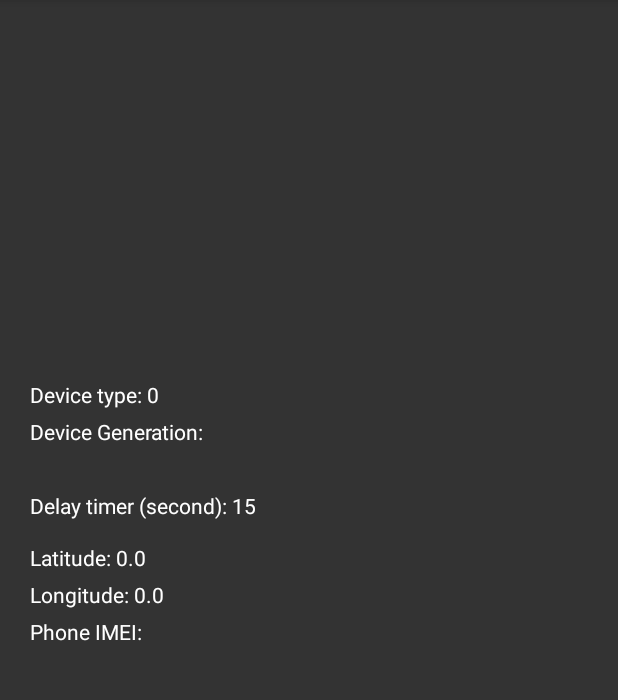
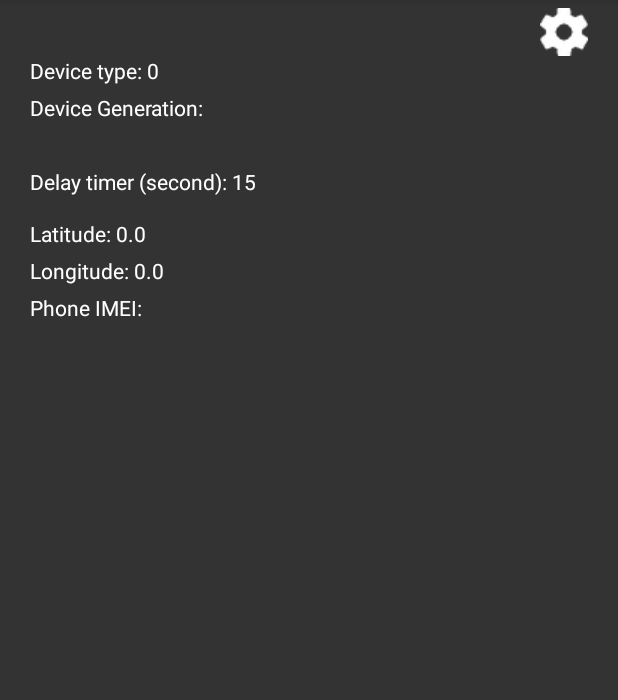
Before and after one commit to sptainc/COA_auto, an Android app: the screen it shows after launch (HomeActivity), after a tap on "CONFIRM", on a phone screen of 412 x 824 dp, the part 84-784 px from its top. Run offline under Robolectric (Android 15) with nearby library versions, the phone set to English and light mode, and no system bars; our stand-ins replace EventBus; 4 statements that could not run were skipped.

Commit message:
add settings feature

```diff
--- a/app/src/main/java/com/callcenter/ftcjsc/ConfigurationsActivity.java
+++ b/app/src/main/java/com/callcenter/ftcjsc/ConfigurationsActivity.java
@@ -8,6 +8,7 @@ import android.content.SharedPreferences;
 import android.os.Bundle;
 import android.preference.PreferenceManager;
 import android.text.TextUtils;
+import android.util.Log;
 import android.view.View;
 import android.widget.Button;
 import android.widget.EditText;
@@ -26,6 +27,7 @@ public class ConfigurationsActivity extends Activity {
         super.onCreate(savedInstanceState);
 
         Intent service = new Intent(ConfigurationsActivity.this, TimerService.class);
+
         startService(service);
 
         SharedPreferences preferences = PreferenceManager.getDefaultSharedPreferences(ConfigurationsActivity.this);
@@ -35,7 +37,12 @@ public class ConfigurationsActivity extends Activity {
         getStorage(preferences);
 
         String firstTime = preferences.getString("firstTime", "Y");
-        if (firstTime.equals("Y")) {
+
+        Intent in = getIntent();
+
+        String isEdit = in.getStringExtra("edit");
+
+        if (firstTime.equals("Y") || !TextUtils.isEmpty(isEdit)) {
             setContentView(R.layout.activity_edit);
             addViews();
             addListener();
@@ -130,8 +137,24 @@ public class ConfigurationsActivity extends Activity {
                     editor.putString("delay", delay);
                     editor.apply();
 
-                    startActivity(i);
-                    finish();
+                    Intent in = getIntent();
+
+                    String isEdit = in.getStringExtra("edit");
+
+
+
+                    if (TextUtils.isEmpty(isEdit)) {
+                        startActivity(i);
+                        finish();
+                    }else {
+                        TimerService instance = TimerService.getInstance();
+                        instance.stopInterval();
+                        instance.startInterval();
+
+                        setResult(Activity.RESULT_OK);
+
+                        finish();
+                    }
                 }
             }
         });
--- a/app/src/main/java/com/callcenter/ftcjsc/HomeActivity.java
+++ b/app/src/main/java/com/callcenter/ftcjsc/HomeActivity.java
@@ -5,11 +5,14 @@ import android.content.BroadcastReceiver;
 import android.content.Context;
 import android.content.Intent;
 import android.content.IntentFilter;
+import android.graphics.Typeface;
 import android.os.BatteryManager;
 import android.os.Bundle;
 import android.telephony.TelephonyManager;
 import android.telephony.gsm.GsmCellLocation;
 import android.util.Log;
+import android.view.View;
+import android.widget.ImageButton;
 import android.widget.TextView;
 import android.widget.Toast;
 
@@ -51,6 +54,8 @@ public class HomeActivity extends Activity {
         this.registerReceiver(this.mBatInfoReceiver, new IntentFilter(Intent.ACTION_BATTERY_CHANGED));
 
         addViews();
+
+        addListener();
     }
 
     @Override
@@ -115,7 +120,26 @@ public class HomeActivity extends Activity {
 
         lblLACCIDPSC.setText( dataExten );
 
+
+
     }
 
+    private void addListener() {
+        findViewById(R.id.btnSettings).setOnClickListener(new View.OnClickListener() {
+            @Override
+            public void onClick(View v) {
+                Intent i = new Intent(HomeActivity.this, ConfigurationsActivity.class);
+                i.putExtra("edit", "true");
+                startActivityForResult(i, 1);
+            }
+        });
+    }
 
+    @Override
+    protected void onActivityResult(int requestCode, int resultCode, Intent data) {
+        super.onActivityResult(requestCode, resultCode, data);
+        if(requestCode == 1 && resultCode == RESULT_OK) {
+            addViews();
+        }
+    }
 }
--- a/app/src/main/res/layout/activity_edit.xml
+++ b/app/src/main/res/layout/activity_edit.xml
@@ -3,7 +3,7 @@
     xmlns:tools="http://schemas.android.com/tools"
     android:layout_width="match_parent"
     android:layout_height="match_parent"
-    tools:context=".ftcjsc.ConfigurationsActivity"
+    tools:context=".ConfigurationsActivity"
     android:gravity="center"
     android:orientation="vertical"
     android:paddingHorizontal="20dp"
--- a/app/src/main/res/layout/activity_home.xml
+++ b/app/src/main/res/layout/activity_home.xml
@@ -6,8 +6,23 @@
     android:background="#333"
     android:gravity="center"
     android:orientation="vertical"
-    android:padding="20dp"
-    tools:context=".ftcjsc.HomeActivity">
+    android:paddingHorizontal="20dp"
+    tools:context=".HomeActivity">
+
+
+    <ImageButton
+        android:id="@+id/btnSettings"
+        android:background="@null"
+        android:layout_width="wrap_content"
+        android:layout_height="wrap_content"
+        android:layout_gravity="right"
+        android:layout_marginTop="5dp"
+        android:src="@drawable/settings"/>
+
+    <LinearLayout
+        android:orientation="vertical"
+        android:layout_width="match_parent"
+        android:layout_height="match_parent">
 
     <TextView
         android:id="@+id/lbDeviceType"
@@ -91,4 +106,5 @@
         android:layout_height="wrap_content"
         android:layout_marginTop="10dp"
         android:textColor="@color/textColor" />
+    </LinearLayout>
 </LinearLayout>
--- a/gradle.properties
+++ b/gradle.properties
@@ -5,7 +5,7 @@
 # For more details on how to configure your build environment visit
 # http://www.gradle.org/docs/current/userguide/build_environment.html
 # Specifies the JVM arguments used for the daemon process.
-# The setting is particularly useful for tweaking memory settings.
+# The settings is particularly useful for tweaking memory settings.
 org.gradle.jvmargs=-Xmx1536m
 
 
```
Also changed, not shown: app/src/main/res/drawable/settings.png (added), 1 other file.
